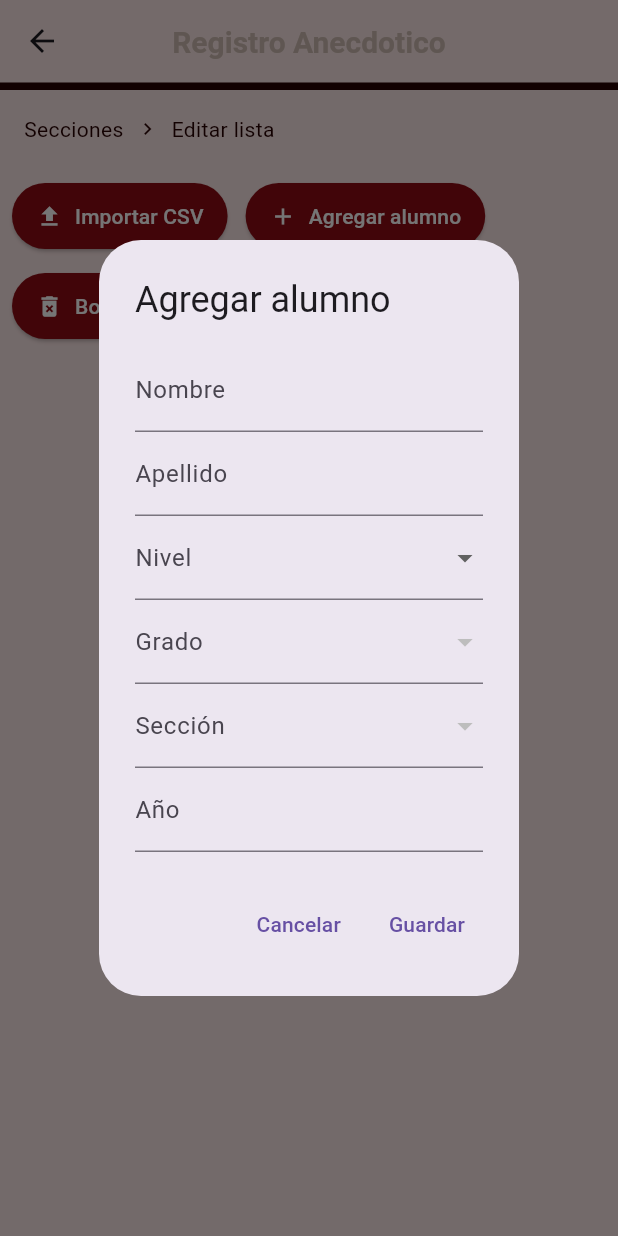
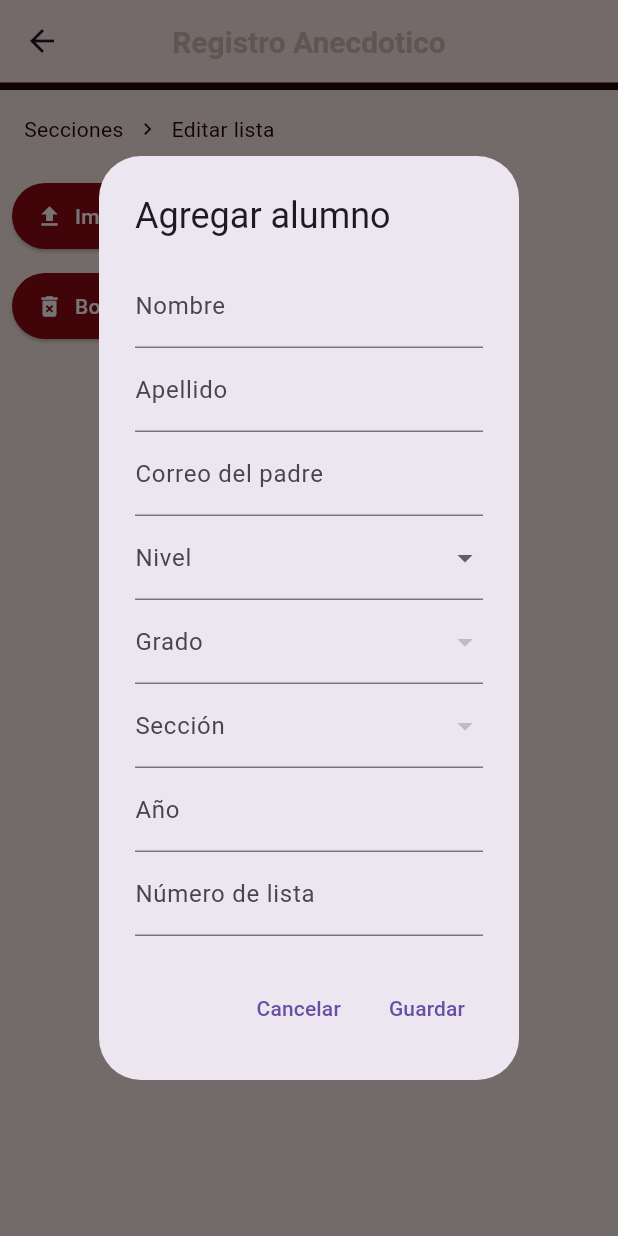
Before and after one commit to Alexyz51/registro_anecdotico, a Flutter app: the EditListScreen screen opened by its route, after a tap on "Agregar alumno", on a phone screen of 412 x 824 dp. Run offline on Flutter 3.47's test engine with Material 3 defaults, Android fonts, the phone set to English and light mode, and no system bars; our stand-ins replace cloud_firestore, csv, diacritic, file_picker, firebase_auth, firebase_core and 1 more; accounts and stored records are empty.

Commit message:
funciona el cuadro de dialogo ya es reorganizable

```diff
--- a/lib/src/pages/admin_user/edit_list_screen.dart
+++ b/lib/src/pages/admin_user/edit_list_screen.dart
@@ -172,18 +172,41 @@ class _EditListScreenState extends State<EditListScreen> {
     required String seccion,
     required String nivel,
     required int anio,
+    required int numeroLista, // nuevo
+    required String correoPadre, // nuevo
   }) async {
     final alumnos = datos[nivel]?[grado]?[seccion] ?? [];
-    final nuevoNumeroLista = alumnos.length + 1;
 
+    // Ordenar alumnos para revisar números
+    alumnos.sort(
+      (a, b) => (a['numero_lista'] as int).compareTo(b['numero_lista'] as int),
+    );
+
+    // Empezar batch para actualizar alumnos que necesitan subir número
+    final batch = FirebaseFirestore.instance.batch();
+
+    for (final alumno in alumnos) {
+      int nLista = alumno['numero_lista'] as int;
+      if (nLista >= numeroLista) {
+        final docRef = FirebaseFirestore.instance
+            .collection('students')
+            .doc(alumno['docId']);
+        batch.update(docRef, {'numero_lista': nLista + 1});
+      }
+    }
+
+    await batch.commit();
+
+    // Ahora agregar el alumno nuevo con el númeroLista indicado
     await FirebaseFirestore.instance.collection('students').add({
       'nombre': nombre,
       'apellido': apellido,
       'grado': grado,
       'seccion': seccion,
       'nivel': nivel,
-      'numero_lista': nuevoNumeroLista,
+      'numero_lista': numeroLista,
       'anio': anio,
+      'correo_padre': correoPadre,
     });
 
     await _cargaDeDatos();
@@ -193,10 +216,12 @@ class _EditListScreenState extends State<EditListScreen> {
     final _formKey = GlobalKey<FormState>();
     String nombre = '';
     String apellido = '';
+    String correoPadre = ''; // nuevo
     String? nivel;
     String? grado;
     String? seccion;
     int? anio;
+    int? numeroLista; // nuevo
 
     List<String> gradosDisponibles = [];
     List<String> seccionesDisponibles = [];
@@ -206,7 +231,6 @@ class _EditListScreenState extends State<EditListScreen> {
       builder: (context) {
         return StatefulBuilder(
           builder: (context, setStateDialog) {
-            // Actualizar listas según nivel seleccionado
             if (nivel == 'escolar basica') {
               gradosDisponibles = gradosEscolarBasica;
               seccionesDisponibles = seccionesEscolarBasica;
@@ -239,6 +263,14 @@ class _EditListScreenState extends State<EditListScreen> {
                             v == null || v.isEmpty ? 'Requerido' : null,
                         onSaved: (v) => apellido = v!.trim(),
                       ),
+                      TextFormField(
+                        decoration: const InputDecoration(
+                          labelText: 'Correo del padre',
+                        ),
+                        validator: (v) =>
+                            v == null || v.isEmpty ? 'Requerido' : null,
+                        onSaved: (v) => correoPadre = v!.trim(),
+                      ),
                       DropdownButtonFormField<String>(
                         decoration: const InputDecoration(labelText: 'Nivel'),
                         items: nivelesPermitidos
@@ -247,7 +279,7 @@ class _EditListScreenState extends State<EditListScreen> {
                                 value: e,
                                 child: Text(
                                   e[0].toUpperCase() + e.substring(1),
-                                ), // Capitalizar
+                                ),
                               ),
                             )
                             .toList(),
@@ -310,6 +342,19 @@ class _EditListScreenState extends State<EditListScreen> {
                         },
                         onSaved: (v) => anio = int.parse(v!),
                       ),
+                      TextFormField(
+                        decoration: const InputDecoration(
+                          labelText: 'Número de lista',
+                        ),
+                        keyboardType: TextInputType.number,
+                        validator: (v) {
+                          if (v == null || v.isEmpty) return 'Requerido';
+                          if (int.tryParse(v) == null || int.parse(v) < 1)
+                            return 'Número inválido';
+                          return null;
+                        },
+                        onSaved: (v) => numeroLista = int.parse(v!),
+                      ),
                     ],
                   ),
                 ),
@@ -324,7 +369,6 @@ class _EditListScreenState extends State<EditListScreen> {
                     if (_formKey.currentState!.validate()) {
                       _formKey.currentState!.save();
 
-                      // Normalizar para guardar en Firestore
                       final nivelNorm = normalizar(nivel!);
                       final gradoNorm = normalizar(grado!);
                       final seccionNorm = normalizar(seccion!);
@@ -336,6 +380,8 @@ class _EditListScreenState extends State<EditListScreen> {
                         seccion: seccionNorm,
                         nivel: nivelNorm,
                         anio: anio!,
+                        numeroLista: numeroLista!,
+                        correoPadre: correoPadre,
                       );
 
                       Navigator.pop(context);
```
